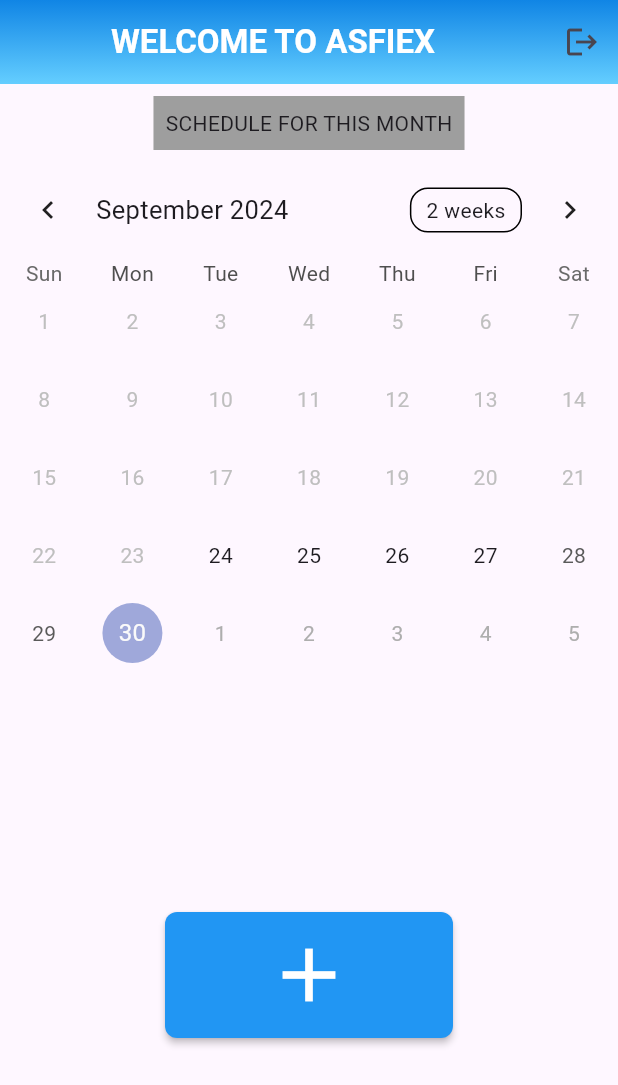
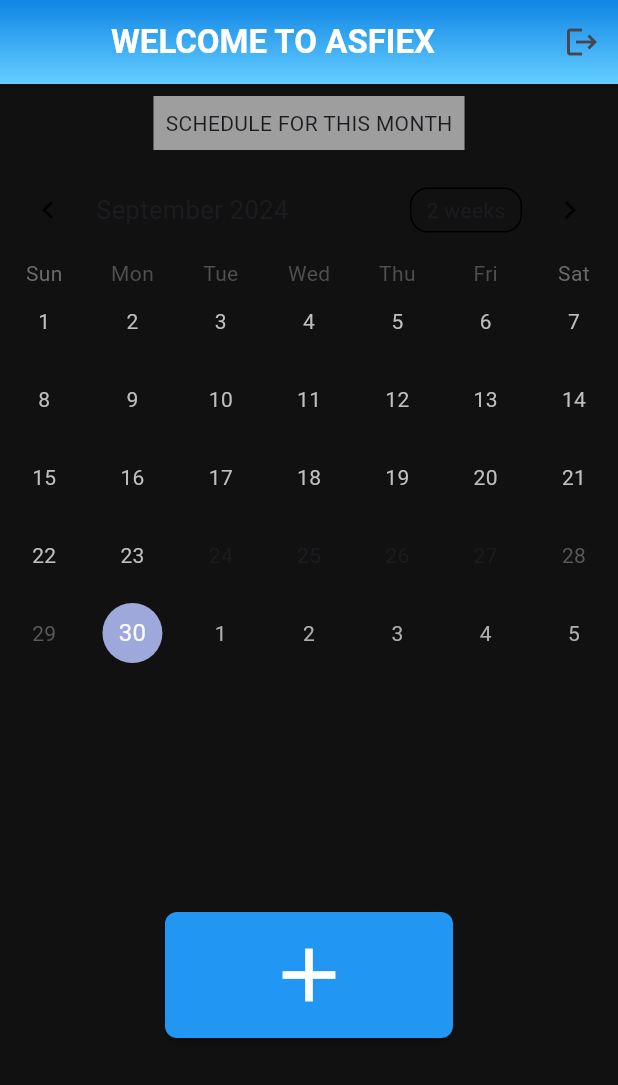
Before and after one commit to Makcieh/assfiex_app_it14, a Flutter app: the Home screen opened directly, on a phone screen of 412 x 824 dp. Shown: the top 1085 px of the screen. Run offline on Flutter 3.47's test engine with Material 3 defaults, Android fonts, the phone set to English and light mode, and no system bars; drawn by our look-alikes of table_calendar; our stand-ins replace cloud_firestore, firebase_auth, firebase_core, google_nav_bar; accounts and stored records are empty.

Commit message:
updated on 9-30

```diff
--- a/lib/components/bottom_nav.dart
+++ b/lib/components/bottom_nav.dart
@@ -1,6 +1,6 @@
 import 'package:assfiex_app_it14/pages/employees_pages/employees_page.dart';
 import 'package:assfiex_app_it14/pages/Time_Avail_page.dart';
-import 'package:assfiex_app_it14/pages/create_sched_page.dart';
+import 'package:assfiex_app_it14/pages/createschedpages/create_sched_page.dart';
 import 'package:assfiex_app_it14/pages/requestpages/request_page.dart';
 import 'package:flutter/material.dart';
 import 'package:google_nav_bar/google_nav_bar.dart';
--- a/lib/components/my_button.dart
+++ b/lib/components/my_button.dart
@@ -6,8 +6,7 @@
   final Function()? onTap;
   @override
   Widget build(BuildContext context) {
-    return InkWell(
-      child: Container(
+    return Container(
       padding: const EdgeInsets.all(10),
       margin: const EdgeInsets.symmetric(horizontal: 120),
       decoration: BoxDecoration(
@@ -21,7 +20,6 @@
                 fontWeight: FontWeight.bold,
                 fontSize: 16)),
       ),
-      ),
     );
   }
 }
--- a/lib/main.dart
+++ b/lib/main.dart
@@ -2,11 +2,12 @@
 import 'package:assfiex_app_it14/firebase_options.dart';
 import 'package:assfiex_app_it14/pages/employees_pages/employee_fill.dart';
 import 'package:assfiex_app_it14/pages/employees_pages/employees_page.dart';
+import 'package:assfiex_app_it14/pages/home.dart';
 import 'package:assfiex_app_it14/pages/requestpages/all_request.dart';
 import 'package:assfiex_app_it14/pages/requestpages/request_page.dart';
 import 'package:assfiex_app_it14/pages/Time_Avail_page.dart';
 import 'package:assfiex_app_it14/pages/auth_page.dart';
-import 'package:assfiex_app_it14/pages/create_sched_page.dart';
+import 'package:assfiex_app_it14/pages/createschedpages/create_sched_page.dart';
 import 'package:assfiex_app_it14/pages/menu_page.dart';
 import 'package:firebase_core/firebase_core.dart';
 import 'package:flutter/material.dart';
@@ -26,7 +27,7 @@
   Widget build(BuildContext context) {
     return MaterialApp(
         debugShowCheckedModeBanner: false,
-        home: const AuthPage(),
+        home: Home(),
         routes: {
           //routes in all pages
           '/menupage': (context) => const MenuPage(),
--- a/lib/pages/Time_Avail_page.dart
+++ b/lib/pages/Time_Avail_page.dart
@@ -6,6 +6,7 @@
   @override
   Widget build(BuildContext context) {
     return Scaffold(
+        backgroundColor: const Color.fromARGB(255, 17, 17, 18),
         appBar: AppBar(
           flexibleSpace: Container(
             decoration: const BoxDecoration(
--- a/lib/pages/employees_pages/employee_fill.dart
+++ b/lib/pages/employees_pages/employee_fill.dart
@@ -6,6 +6,7 @@
   @override
   Widget build(BuildContext context) {
     return Scaffold(
+      backgroundColor: const Color.fromARGB(255, 17, 17, 18),
       appBar: AppBar(
         flexibleSpace: Container(
           decoration: const BoxDecoration(
--- a/lib/pages/employees_pages/employees_page.dart
+++ b/lib/pages/employees_pages/employees_page.dart
@@ -1,3 +1,4 @@
+// ignore: file_names
 import 'package:flutter/material.dart';
 
 class EmployeesPage extends StatelessWidget {
@@ -6,6 +7,7 @@
   @override
   Widget build(BuildContext context) {
     return Scaffold(
+      backgroundColor: const Color.fromARGB(255, 17, 17, 18),
       appBar: AppBar(
         flexibleSpace: Container(
           decoration: const BoxDecoration(
--- a/lib/pages/home.dart
+++ b/lib/pages/home.dart
@@ -18,6 +18,7 @@
   @override
   Widget build(BuildContext context) {
     return Scaffold(
+      backgroundColor: const Color.fromARGB(255, 17, 17, 18),
       appBar: AppBar(
         flexibleSpace: Container(
           decoration: const BoxDecoration(
@@ -48,10 +49,15 @@
         children: [
           Padding(
             padding: const EdgeInsets.all(8.0),
-            child: Container(
-                padding: const EdgeInsets.all(8),
-                color: Colors.grey,
-                child: const Text('SCHEDULE FOR THIS MONTH')),
+            child: Row(
+              mainAxisAlignment: MainAxisAlignment.center,
+              children: [
+                Container(
+                    padding: const EdgeInsets.all(8),
+                    color: Colors.grey,
+                    child: const Text('SCHEDULE FOR THIS MONTH')),
+              ],
+            ),
           ),
           TableCalendar(
               focusedDay: today,
```
Also changed, not shown: lib/pages/create_sched_page.dart (deleted, +0 -28 lines), lib/pages/requestpages/all_request.dart (+19 -5 lines). Lines whose indentation alone changed are shown as unchanged.
